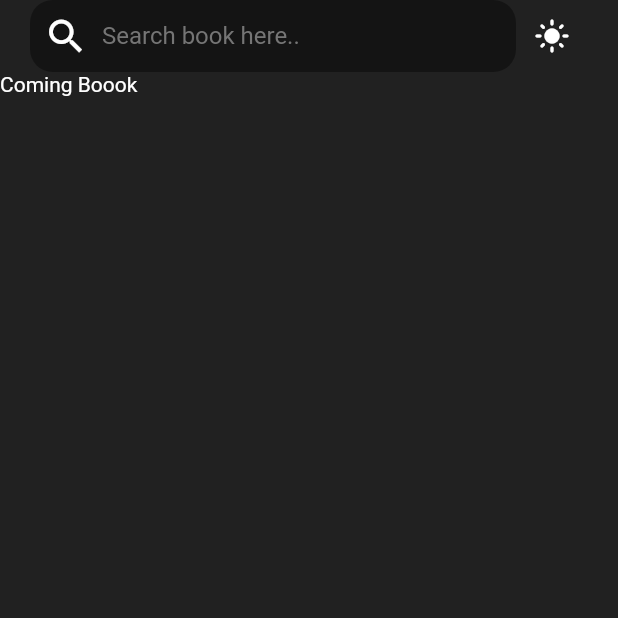
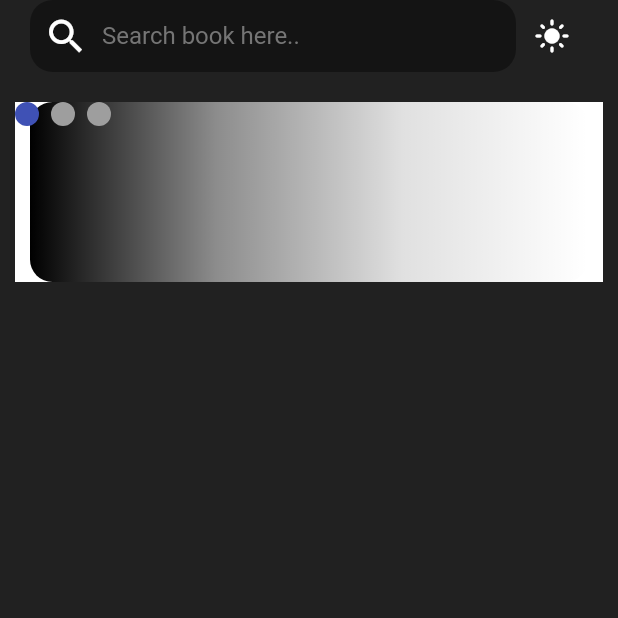
Before and after one commit to gulsenkeskin/book-app, a Flutter app: the screen it shows after launch, on a phone screen of 412 x 824 dp, the top half of it. Run offline on Flutter 3.47's test engine with Material 2 defaults, Android fonts, the phone set to English and light mode, and no system bars; drawn by our look-alikes of smooth_page_indicator; generated files the repository leaves out were written again.

Commit message:
Update coming_book.dart

```diff
--- a/lib/src/page/home/widget/coming_book.dart
+++ b/lib/src/page/home/widget/coming_book.dart
@@ -1,10 +1,58 @@
 import 'package:flutter/material.dart';
+import 'package:smooth_page_indicator/smooth_page_indicator.dart';
 
 class ComingBook extends StatelessWidget {
-  const ComingBook({Key? key}) : super(key: key);
+  ComingBook({Key? key}) : super(key: key);
+
+  final upcomings = [
+    'assets/images/upcoming1.jpeg',
+    'assets/images/upcoming2.jpeg',
+    'assets/images/upcoming3.jpeg',
+  ];
+
+  final _pageController = PageController();
 
   @override
   Widget build(BuildContext context) {
-    return Text('Coming Boook');
+    return Container(
+      margin: EdgeInsets.symmetric(vertical: 20, horizontal: 10),
+      height: 120,
+      child: Stack(
+        children: [
+          PageView(
+            controller: _pageController,
+            children: upcomings
+                .map((e) => Stack(
+                      fit: StackFit.expand,
+                      children: [
+                        Container(
+                          color: Colors.white,
+                        ),
+                        Container(
+                          margin: const EdgeInsets.symmetric(horizontal: 10),
+                          decoration: BoxDecoration(
+                              borderRadius: BorderRadius.circular(15),
+                              gradient: LinearGradient(
+                                  begin: Alignment.centerLeft,
+                                  end: Alignment.centerRight,
+                                  colors: [
+                                    Colors.black,
+                                    Colors.black45,
+                                    Colors.black12,
+                                    Colors.black.withOpacity(0)
+                                  ])),
+                        )
+                      ],
+                    ))
+                .toList(),
+          ),
+          Positioned(
+              child: SmoothPageIndicator(
+            controller: _pageController,
+            count: upcomings.length,
+          ))
+        ],
+      ),
+    );
   }
 }
```
